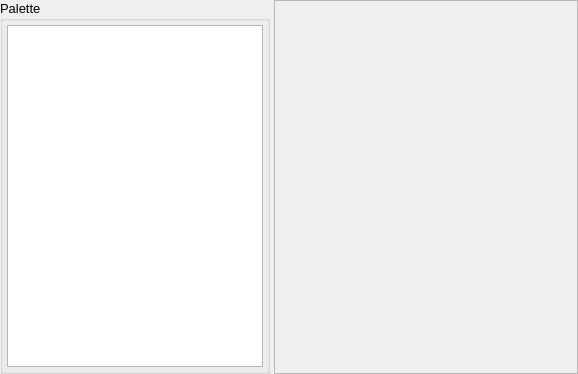
This is src/gui/procedureeditor.ui in disorderedmaterials/dissolve as Qt 5 draws it before an edit. The edited form follows.
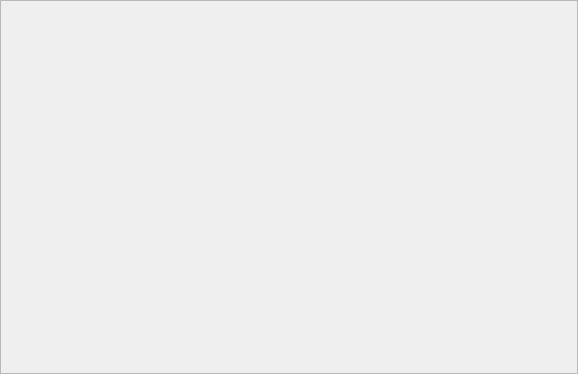
This is the edited form. Custom widgets are drawn as their Qt base class.

Diff of the .ui file:
```diff
--- a/src/gui/procedureeditor.ui
+++ b/src/gui/procedureeditor.ui
@@ -10,6 +10,12 @@
     <height>374</height>
    </rect>
   </property>
+  <property name="sizePolicy">
+   <sizepolicy hsizetype="Expanding" vsizetype="Expanding">
+    <horstretch>0</horstretch>
+    <verstretch>0</verstretch>
+   </sizepolicy>
+  </property>
   <property name="font">
    <font>
     <pointsize>10</pointsize>
@@ -18,9 +24,9 @@
   <property name="windowTitle">
    <string>Form</string>
   </property>
-  <layout class="QVBoxLayout" name="verticalLayout_2">
+  <layout class="QHBoxLayout" name="horizontalLayout">
    <property name="spacing">
-    <number>0</number>
+    <number>4</number>
    </property>
    <property name="leftMargin">
     <number>0</number>
@@ -34,96 +40,8 @@
    <property name="bottomMargin">
     <number>0</number>
    </property>
-   <item>
-    <layout class="QHBoxLayout" name="horizontalLayout_2">
-     <property name="spacing">
-      <number>4</number>
-     </property>
-     <item>
-      <widget class="QGroupBox" name="PaletteGroup">
-       <property name="sizePolicy">
-        <sizepolicy hsizetype="Minimum" vsizetype="Minimum">
-         <horstretch>0</horstretch>
-         <verstretch>0</verstretch>
-        </sizepolicy>
-       </property>
-       <property name="title">
-        <string>Palette</string>
-       </property>
-       <layout class="QVBoxLayout" name="verticalLayout">
-        <property name="spacing">
-         <number>4</number>
-        </property>
-        <property name="leftMargin">
-         <number>4</number>
-        </property>
-        <property name="topMargin">
-         <number>4</number>
-        </property>
-        <property name="rightMargin">
-         <number>4</number>
-        </property>
-        <property name="bottomMargin">
-         <number>4</number>
-        </property>
-        <item>
-         <widget class="MimeTreeWidget" name="AvailableModulesTree">
-          <property name="sizePolicy">
-           <sizepolicy hsizetype="Minimum" vsizetype="Expanding">
-            <horstretch>0</horstretch>
-            <verstretch>0</verstretch>
-           </sizepolicy>
-          </property>
-          <property name="font">
-           <font>
-            <weight>75</weight>
-            <bold>true</bold>
-           </font>
-          </property>
-          <property name="showDropIndicator" stdset="0">
-           <bool>false</bool>
-          </property>
-          <property name="dragEnabled">
-           <bool>false</bool>
-          </property>
-          <property name="dragDropMode">
-           <enum>QAbstractItemView::NoDragDrop</enum>
-          </property>
-          <property name="iconSize">
-           <size>
-            <width>24</width>
-            <height>24</height>
-           </size>
-          </property>
-          <property name="columnCount">
-           <number>2</number>
-          </property>
-          <attribute name="headerVisible">
-           <bool>false</bool>
-          </attribute>
-          <column>
-           <property name="text">
-            <string notr="true">1</string>
-           </property>
-          </column>
-          <column>
-           <property name="text">
-            <string notr="true">2</string>
-           </property>
-          </column>
-         </widget>
-        </item>
-       </layout>
-      </widget>
-     </item>
      <item>
       <widget class="QScrollArea" name="ProcedureScrollArea">
-       <property name="sizePolicy">
-        <sizepolicy hsizetype="Expanding" vsizetype="Expanding">
-         <horstretch>0</horstretch>
-         <verstretch>0</verstretch>
-        </sizepolicy>
-       </property>
        <property name="horizontalScrollBarPolicy">
         <enum>Qt::ScrollBarAlwaysOff</enum>
        </property>
@@ -138,50 +56,21 @@
          <rect>
           <x>0</x>
           <y>0</y>
-          <width>298</width>
-          <height>370</height>
-         </rect>
-        </property>
-        <layout class="QVBoxLayout" name="verticalLayout_3">
-         <property name="spacing">
-          <number>0</number>
-         </property>
-         <property name="leftMargin">
-          <number>0</number>
-         </property>
-         <property name="topMargin">
-          <number>0</number>
-         </property>
-         <property name="rightMargin">
-          <number>0</number>
-         </property>
-         <property name="bottomMargin">
-          <number>0</number>
-         </property>
-         <item>
-          <widget class="ProcedureChart" name="Chart" native="true"/>
-         </item>
-        </layout>
+        <width>576</width>
+        <height>372</height>
+       </rect>
+      </property>
+      <property name="sizePolicy">
+       <sizepolicy hsizetype="Expanding" vsizetype="Expanding">
+        <horstretch>0</horstretch>
+        <verstretch>0</verstretch>
+       </sizepolicy>
+      </property>
        </widget>
       </widget>
      </item>
     </layout>
-   </item>
-  </layout>
  </widget>
- <customwidgets>
-  <customwidget>
-   <class>MimeTreeWidget</class>
-   <extends>QTreeWidget</extends>
-   <header>gui/widgets/mimetreewidget.hui</header>
-  </customwidget>
-  <customwidget>
-   <class>ProcedureChart</class>
-   <extends>QWidget</extends>
-   <header>gui/charts/procedure.hui</header>
-   <container>1</container>
-  </customwidget>
- </customwidgets>
  <resources>
   <include location="main.qrc"/>
  </resources>
```
Left out of the diff: 2 changed lines with no effect on the pictures. Lines whose indentation alone changed are shown as unchanged.
